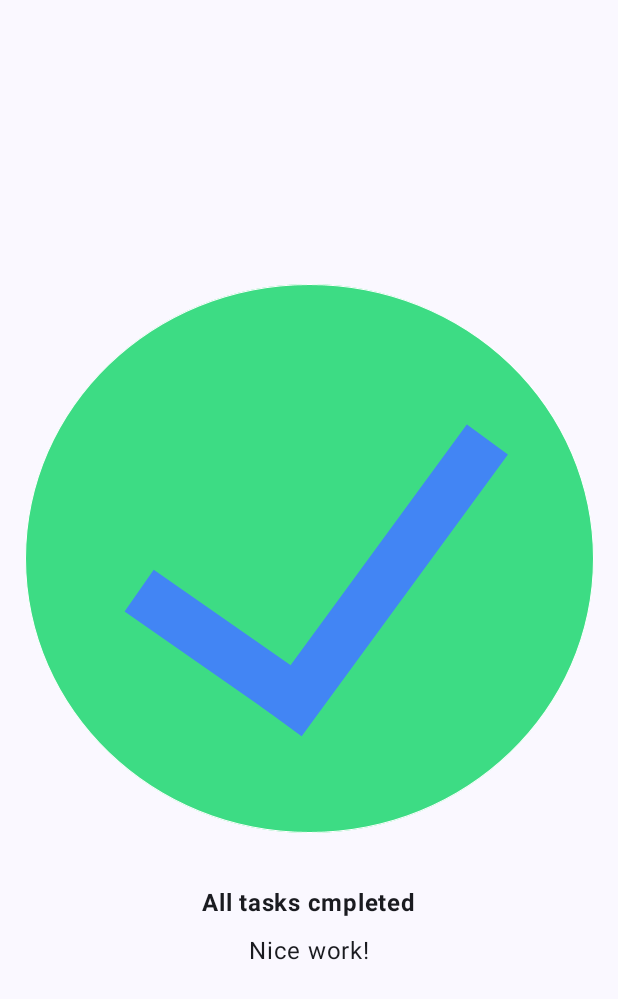
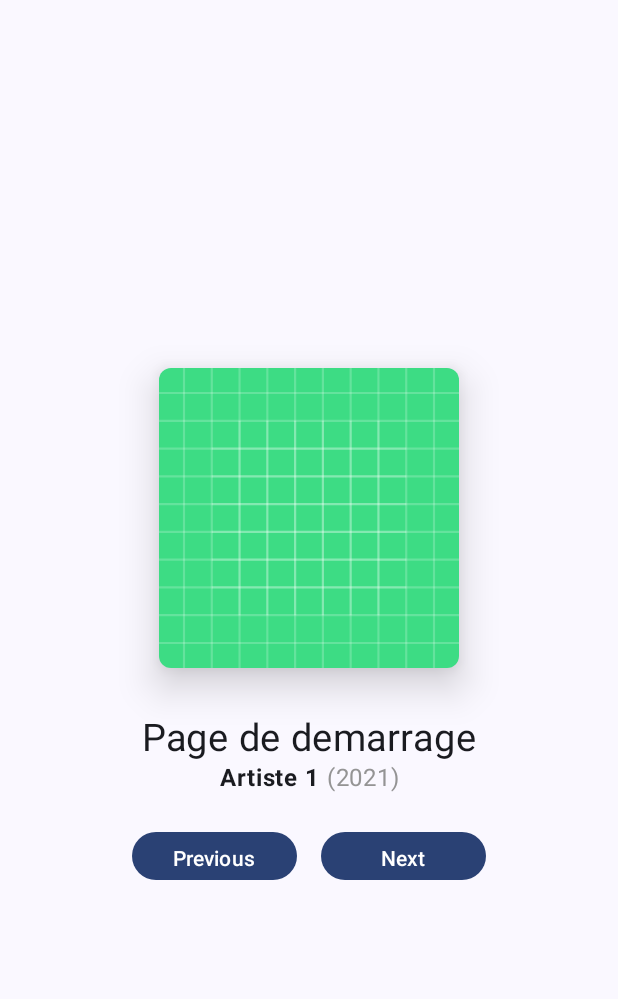
Before and after one commit to cordrink/kotlin-apps, an Android app built with Jetpack Compose: the screen it shows after launch (MainActivity), on a phone screen of 412 x 824 dp. Shown: the top 999 px of the screen. Run offline under Robolectric (Android 15) with nearby library versions, the phone set to English and light mode, and no system bars.

Commit message:
Galerie d'oeuvre d'art

```diff
--- a/app/src/main/java/com/example/kotlinapp/MainActivity.kt
+++ b/app/src/main/java/com/example/kotlinapp/MainActivity.kt
@@ -5,86 +5,137 @@ import androidx.activity.ComponentActivity
 import androidx.activity.compose.setContent
 import androidx.compose.foundation.Image
 import androidx.compose.foundation.layout.*
+import androidx.compose.foundation.shape.RoundedCornerShape
+import androidx.compose.material3.Button
 import androidx.compose.material3.MaterialTheme
 import androidx.compose.material3.Surface
 import androidx.compose.material3.Text
-import androidx.compose.runtime.Composable
+import androidx.compose.runtime.*
 import androidx.compose.ui.Alignment
 import androidx.compose.ui.Modifier
-import androidx.compose.ui.layout.ContentScale
+import androidx.compose.ui.draw.shadow
+import androidx.compose.ui.graphics.Color
 import androidx.compose.ui.res.painterResource
 import androidx.compose.ui.text.font.FontWeight
-import androidx.compose.ui.text.style.TextAlign
 import androidx.compose.ui.tooling.preview.Preview
 import androidx.compose.ui.unit.dp
 import androidx.compose.ui.unit.sp
 import com.example.kotlinapp.ui.theme.KotlinAppTheme
+
+data class Artwork(val imageRes: Int, val title: String, val name: String, val year: String)
+
+val artworks = listOf(
+    Artwork(R.drawable.ic_launcher_background, "Page de demarrage", "Artiste 1", "2021"),
+    Artwork(R.drawable.cover, "Tech ou toc ?", "Fabrice Zerah", "2024"),
+    Artwork(R.drawable.cover_old1, "Le Manuel de l'anonymat", "Doxxeur", "2024"),
+    Artwork(R.drawable.cover_old2, "Petit guide de survie face a l'IA", "Michaudet, amelie", "2024")
+)
 
 class MainActivity : ComponentActivity() {
     override fun onCreate(savedInstanceState: Bundle?) {
         super.onCreate(savedInstanceState)
         setContent {
             KotlinAppTheme {
-                // A surface container using the 'background' color from the theme
                 Surface(modifier = Modifier.fillMaxSize(), color = MaterialTheme.colorScheme.background) {
-                    GreetingImage(
-                        title = "All tasks cmpleted",
-                        message = "Nice work!"
-                    )
+                    Greeting()
                 }
             }
         }
     }
 }
 
-/*@Composable
-fun GreetingText(message: String, from: String, modifier: Modifier = Modifier) {
+@Composable
+fun Greeting(modifier: Modifier = Modifier) {
+    var currentIndex by remember { mutableStateOf(0) }
+
+    fun changeArtwork(increment: Int) {
+        currentIndex = (currentIndex + increment).let {
+            when {
+                it < 0 -> artworks.size - 1
+                it >= artworks.size -> 0
+                else -> it
+            }
+        }
+    }
+
+    val currentArtwork = artworks[currentIndex]
+
     Column(
-        modifier = modifier,
+        horizontalAlignment = Alignment.CenterHorizontally,
         verticalArrangement = Arrangement.Center,
+        modifier = modifier.fillMaxSize()
     ) {
-        Text(text = message, fontSize = 100.sp, lineHeight = 116.sp, textAlign = TextAlign.Center)
-        Text(text = from, fontSize = 36.sp, modifier = Modifier.padding(8.dp).align(alignment = Alignment.CenterHorizontally))
+        Row(modifier = modifier) {
+            GreetingImage(imageRes = currentArtwork.imageRes)
+        }
+        Row(modifier = modifier) {
+            GreetingText(title = currentArtwork.title, name = currentArtwork.name, year = currentArtwork.year)
+        }
+        Row(modifier = modifier) {
+            GreetingButton(
+                onPreviousClick = { changeArtwork(-1) },
+                onNextClick = { changeArtwork(1) }
+            )
+        }
     }
-}*/
+}
 
 @Composable
-fun GreetingImage(title: String, message: String, modifier: Modifier = Modifier) {
-    val image = painterResource(R.drawable.ic_task_completed)
+fun GreetingImage(imageRes: Int) {
+    Column(modifier = Modifier.padding(16.dp).shadow(elevation = 16.dp, shape = RoundedCornerShape(8.dp))) {
+        Image(
+            painter = painterResource(id = imageRes),
+            contentDescription = null,
+            modifier = Modifier.size(200.dp)
+        )
+    }
+}
+
+@Composable
+fun GreetingText(title: String, name: String, year: String) {
     Column(
-        modifier,
-        verticalArrangement = Arrangement.Center,
+        modifier = Modifier.padding(16.dp),
         horizontalAlignment = Alignment.CenterHorizontally
     ) {
-        Image(
-            painter = image,
-            contentDescription = null,
-//            modifier = Modifier.size(50.dp)
-        )
         Text(
             text = title,
-            modifier = Modifier.padding(
-                top = 24.dp,
-                bottom = 8.dp,
-            ),
-            fontWeight = FontWeight.Bold,
+            fontSize = 25.sp
         )
-        Text(
-            text = message,
-            textAlign = TextAlign.Justify,
-            fontSize = 16.sp,
-        )
+        Row {
+            Text(
+                text = name,
+                fontWeight = FontWeight.Bold,
+            )
+            Text(
+                text = " ($year)",
+                color = Color.Gray.copy(alpha = 0.9f),
+            )
+        }
+    }
+}
 
+@Composable
+fun GreetingButton(onPreviousClick: () -> Unit, onNextClick: () -> Unit) {
+    Row {
+        Button(
+            onClick = onPreviousClick,
+            modifier = Modifier.padding(8.dp).width(110.dp).height(32.dp)
+        ) {
+            Text(text = "Previous")
+        }
+        Button(
+            onClick = onNextClick,
+            modifier = Modifier.padding(8.dp).width(110.dp).height(32.dp)
+        ) {
+            Text(text = "Next")
+        }
     }
 }
 
 @Preview(showBackground = true)
 @Composable
-fun BirthdayCardPreview() {
+fun GreetingPreview() {
     KotlinAppTheme {
-        GreetingImage(
-            title = "All tasks cmpleted",
-            message = "Nice work!"
-        )
+        Greeting()
     }
 }
```
Also changed, not shown: app/src/main/res/drawable-nodpi/cover.png (added), 2 other files.
